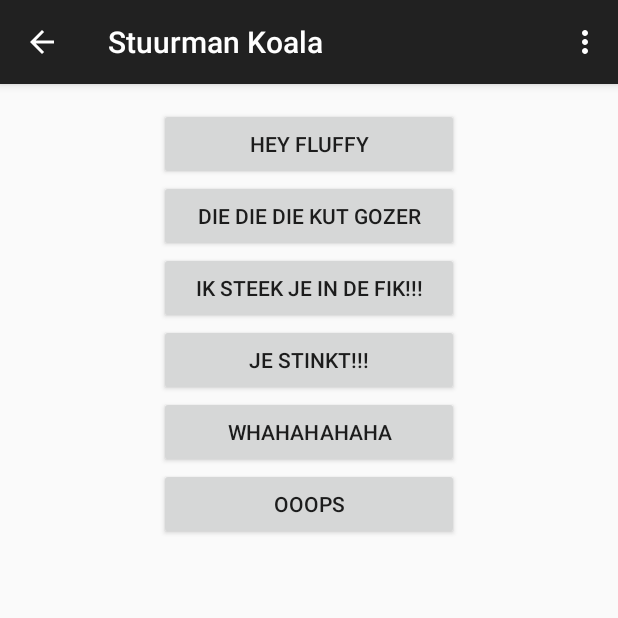
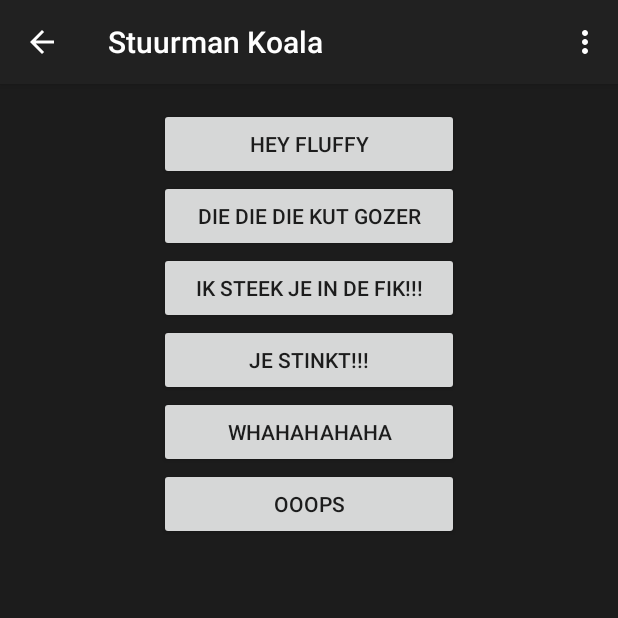
Before and after one commit to DJFLuFFy-vs-joe/De_Coole_Piraten_Club, an Android app: the screen it shows after launch (StuurmanKoala), after a tap on "Stuurman Koala", on a phone screen of 412 x 824 dp, the top half of it. Run offline under Robolectric (Android 15) with nearby library versions, the phone set to English and light mode, and no system bars; 1 statement that could not run was skipped.

Commit message:
Changed the Dependency of MainActivity from Activity to ActionBarActivity

```diff
--- a/app/src/main/java/nl/vsjoe/android/decoolepiratenclub/MainActivity.java
+++ b/app/src/main/java/nl/vsjoe/android/decoolepiratenclub/MainActivity.java
@@ -4,6 +4,7 @@ import android.app.Activity;
 import android.content.Context;
 import android.content.Intent;
 import android.os.Bundle;
+import android.support.v7.app.ActionBarActivity;
 import android.view.Menu;
 import android.view.MenuItem;
 import android.view.View;
@@ -16,13 +17,14 @@ import java.util.HashMap;
 import java.util.List;
 
 
-public class MainActivity extends Activity {
+public class MainActivity extends ActionBarActivity {
 
     private List<String> list;
 
     @Override
     protected void onCreate(Bundle savedInstanceState) {
         super.onCreate(savedInstanceState);
+
         setContentView(R.layout.activity_main);
 
         final ListView listView = (ListView) findViewById(R.id.listview);
--- a/app/src/main/res/layout/activity_stuurman_koala.xml
+++ b/app/src/main/res/layout/activity_stuurman_koala.xml
@@ -7,6 +7,7 @@
     android:paddingRight="@dimen/activity_horizontal_margin"
     android:paddingTop="@dimen/activity_vertical_margin"
     android:paddingBottom="@dimen/activity_vertical_margin"
+    android:background="#1c1c1c"
     tools:context="nl.vsjoe.android.decoolepiratenclub.StuurmanKoala">
 
     <LinearLayout
```
Also changed, not shown: app/src/main/res/layout/activity_main.xml (+6 -3 lines).
